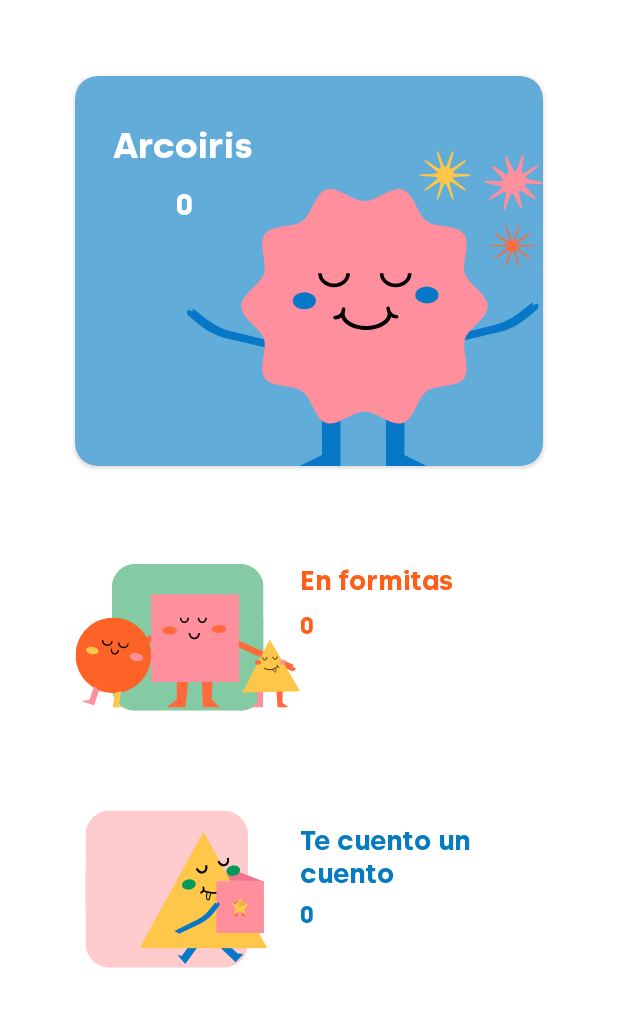
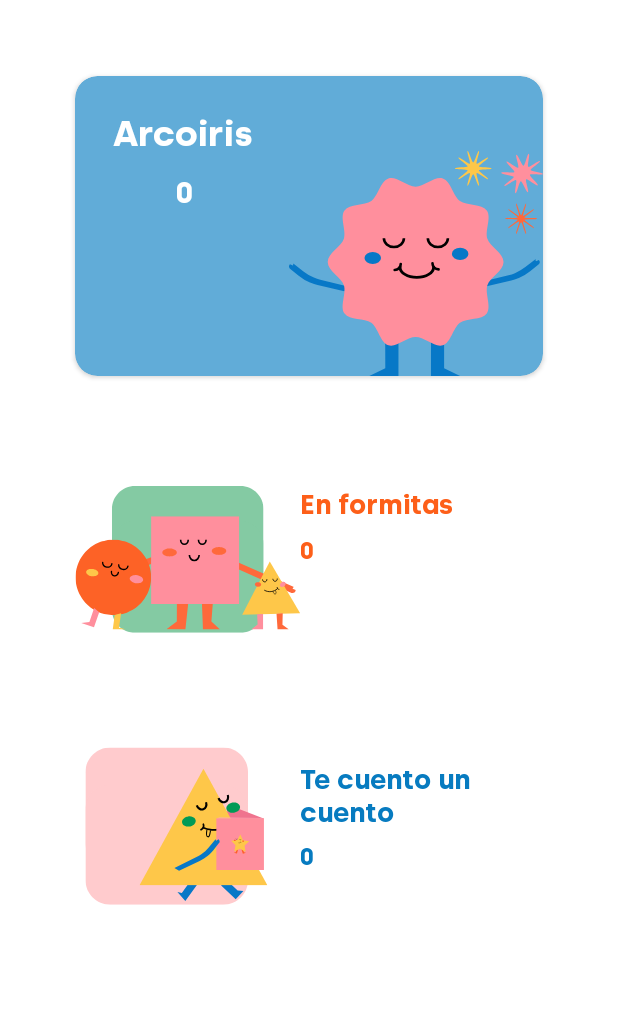
Before and after one commit to MajoBurguete/ADAM, an Android app: the UserProfileActivity screen opened directly, with no data from a screen before it, on a phone screen of 412 x 824 dp, the part 84-1111 px from its top. Run offline under Robolectric (Android 15) with nearby library versions, the phone set to English and light mode, and no system bars; 1 statement that could not run was skipped.

Commit message:
Final changes ahora si :)

```diff
--- /dev/null
+++ b/app/src/main/res/drawable/ic_arcoiris_perfil.xml
@@ -0,0 +1,31 @@
+<vector android:height="150dp" android:viewportHeight="867.6"
+    android:viewportWidth="976.57" android:width="169.28dp" xmlns:android="http://schemas.android.com/apk/res/android">
+    <path android:fillColor="#0778c7" android:pathData="M6.23,455.67l31,25.39A170.79,170.79 0,0 0,80.52 507l3.08,1.26a170.77,170.77 0,0 0,26.23 8.4l102.64,24 18.1,-17.25L120.18,496.14a171.61,171.61 0,0 1,-24.62 -8.08h0a171.08,171.08 0,0 1,-40 -23.4l-37.7,-29.57c-4.72,-2.42 0.65,3 -3.19,6.67l-11.11,-4.6A11.48,11.48 0,0 0,6.23 455.67Z"/>
+    <path android:fillColor="#0778c7" android:pathData="M958.05,438.56l-31,25.39a170.79,170.79 0,0 1,-43.33 25.9l-3.08,1.27a170.73,170.73 0,0 1,-26.23 8.39l-102.64,24 -18.1,-17.25L844.1,479A171.61,171.61 0,0 0,868.72 471h0a171.39,171.39 0,0 0,40 -23.39L946.42,418c4.72,-2.43 -0.65,3 3.19,6.66l11.11,-4.6A11.48,11.48 0,0 1,958.05 438.56Z"/>
+    <path android:fillColor="#0778c7" android:pathData="M369.87,715.6l0.41,122.04l-61.41,29.96l111.96,0l0.04,-133l-51,-19z"/>
+    <path android:fillColor="#0778c7" android:pathData="M596.34,715.49l0,122.04l61.4,29.96l-111.95,0l0.08,-130.89l50.47,-21.11z"/>
+    <path android:fillColor="#ff8f9d" android:pathData="M824.87,427.6c0,33.87 -52.19,59.08 -62.11,89.64 -10.29,31.68 16.76,82.69 -2.43,109 -19.38,26.63 -76.38,16.57 -103,36 -26.36,19.19 -34.3,76.61 -66,86.9 -30.56,9.92 -70.59,-31.54 -104.47,-31.54S413,759.06 382.4,749.14c-31.68,-10.29 -39.61,-67.71 -66,-86.9 -26.63,-19.38 -83.62,-9.32 -103,-36 -19.19,-26.36 7.86,-77.37 -2.42,-109 -9.93,-30.56 -62.12,-55.77 -62.12,-89.64S201.06,368.52 211,338c10.28,-31.68 -16.77,-82.68 2.42,-109 19.39,-26.63 76.38,-16.57 103,-36 26.37,-19.19 34.3,-76.61 66,-86.89C413,96.13 453,137.6 486.87,137.6s73.91,-41.47 104.47,-31.54c31.68,10.28 39.62,67.7 66,86.89 26.63,19.38 83.63,9.32 103,36 19.19,26.37 -7.86,77.37 2.43,109C772.68,368.52 824.87,393.72 824.87,427.6Z"/>
+    <path android:fillColor="#ff693b" android:pathData="M953.87,261.1c0,4 -47.47,0.53 -48.65,4.18s39.19,28.83 36.9,32S903.47,269.72 900.29,272s14.87,46.34 11.09,47.57 -15,-45 -19,-45 -15.35,46.18 -19,45S887.6,274.32 884.45,272s-39.51,28.41 -41.82,25.23 38.12,-28.2 36.89,-32 -48.65,-0.14 -48.65,-4.18 47.47,-0.53 48.65,-4.18 -39.19,-28.84 -36.89,-32 38.64,27.55 41.82,25.23 -14.86,-46.34 -11.08,-47.56 15,45 19,45 15.36,-46.19 19,-45 -14.24,45.27 -11.09,47.56 39.51,-28.41 41.83,-25.23 -38.13,28.2 -36.9,32S953.87,257.05 953.87,261.1Z"/>
+    <path android:fillColor="#ff8f9d" android:pathData="M964.86,38.83c3.4,4.87 -37.42,29.18 -36.18,34.77S977.35,83 976.56,88.86c-0.75,5.61 -47.94,-2.14 -50.46,3.25 -2.39,5.11 34.42,35.8 30.54,40.33 -3.66,4.27 -39.92,-27.12 -44.82,-23.7s12,48.29 6.74,50.25c-5.58,2.08 -21.67,-43.07 -27.29,-42.59 -5.92,0.5 -15,47.46 -20.49,46.23 -5.75,-1.28 7.06,-47.09 2.23,-50.2s-41.73,26.8 -45.13,21.93 37.43,-29.17 36.18,-34.77 -48.66,-9.42 -47.88,-15.25c0.75,-5.62 48,2.13 50.46,-3.25C869,76 832.23,45.28 836.11,40.76c3.66,-4.27 39.91,27.11 44.82,23.69s-12,-48.28 -6.75,-50.25c5.59,-2.07 21.67,43.07 27.3,42.6 5.92,-0.5 15,-47.47 20.48,-46.23 5.75,1.28 -7.05,47.09 -2.23,50.2S961.46,34 964.86,38.83Z"/>
+    <path android:fillColor="#fec749" android:pathData="M778.87,67.1c0,5 -47.62,2.43 -49.09,7 -1.52,4.69 38.46,30.59 35.62,34.49s-39.87,-26.11 -43.82,-23.24 13.27,47.33 8.58,48.85c-4.53,1.47 -16.77,-44.56 -21.79,-44.56s-17.26,46 -21.78,44.56c-4.69,-1.52 12.48,-46 8.57,-48.85s-40.95,27.19 -43.82,23.24S688.49,78.75 687,74.06c-1.47,-4.53 -49.09,-2 -49.09,-7s47.62,-2.44 49.09,-7c1.53,-4.7 -38.46,-30.59 -35.62,-34.5s39.88,26.11 43.82,23.24S681.9,1.56 686.59,0c4.52,-1.47 16.77,44.57 21.78,44.57S725.63,-1.44 730.16,0c4.69,1.53 -12.48,46 -8.58,48.85S762.53,21.7 765.4,25.64s-37.14,29.8 -35.62,34.5C731.25,64.66 778.87,62.08 778.87,67.1Z"/>
+    <path android:fillColor="#00000000"
+        android:pathData="M441.92,336.6c0,18.48 -17.26,33.46 -38.55,33.46s-38.55,-15 -38.55,-33.46"
+        android:strokeColor="#000" android:strokeLineJoin="round" android:strokeWidth="10"/>
+    <path android:fillColor="#00000000"
+        android:pathData="M610.92,336.6c0,18.48 -17.26,33.46 -38.55,33.46s-38.55,-15 -38.55,-33.46"
+        android:strokeColor="#000" android:strokeLineJoin="round" android:strokeWidth="10"/>
+    <path android:fillColor="#00000000"
+        android:pathData="M555.87,448.07c0,21.68 -28.86,39.26 -64.47,39.26s-64.48,-17.58 -64.48,-39.26"
+        android:strokeColor="#000" android:strokeLineCap="round"
+        android:strokeLineJoin="round" android:strokeWidth="11"/>
+    <path android:fillColor="#00000000"
+        android:pathData="M575,456.61a23.25,23.25 0,0 1,-23.25 -23.24"
+        android:strokeColor="#000" android:strokeLineCap="round"
+        android:strokeLineJoin="round" android:strokeWidth="10"/>
+    <path android:fillColor="#00000000"
+        android:pathData="M406.35,458.93a23.25,23.25 0,0 0,23.25 -23.25"
+        android:strokeColor="#000" android:strokeLineCap="round"
+        android:strokeLineJoin="round" android:strokeWidth="10"/>
+    <path android:fillColor="#0778c7" android:pathData="M626.19,396.71a31.81,23.5 0,1 0,63.62 0a31.81,23.5 0,1 0,-63.62 0z"/>
+    <path android:fillColor="#0778c7" android:pathData="M290.19,412.71a31.81,23.5 0,1 0,63.62 0a31.81,23.5 0,1 0,-63.62 0z"/>
+</vector>
--- a/app/src/main/res/layout/activity_select_difficulty.xml
+++ b/app/src/main/res/layout/activity_select_difficulty.xml
@@ -11,7 +11,7 @@
         android:layout_width="match_parent"
         android:layout_height="match_parent"
         android:background="@color/verde_palido_dos"
-        android:visibility="visible"
+        android:visibility="gone"
         app:layout_constraintBottom_toBottomOf="parent"
         app:layout_constraintEnd_toEndOf="parent"
         app:layout_constraintStart_toStartOf="parent"
@@ -211,7 +211,7 @@
         android:layout_width="match_parent"
         android:layout_height="match_parent"
         android:background="@color/amarillo"
-        android:visibility="gone"
+        android:visibility="visible"
         app:layout_constraintBottom_toBottomOf="parent"
         app:layout_constraintEnd_toEndOf="parent"
         app:layout_constraintHorizontal_bias="1.0"
--- a/app/src/main/res/layout/activity_user_profile.xml
+++ b/app/src/main/res/layout/activity_user_profile.xml
@@ -200,7 +200,7 @@
                 app:layout_constraintEnd_toEndOf="parent"
                 app:layout_constraintTop_toTopOf="parent"
                 app:layout_constraintVertical_bias="0.978"
-                app:srcCompat="@drawable/ic_arcoiris_forma"
+                app:srcCompat="@drawable/ic_arcoiris_perfil"
                 tools:ignore="ImageContrastCheck" />
 
             <TextView
```
